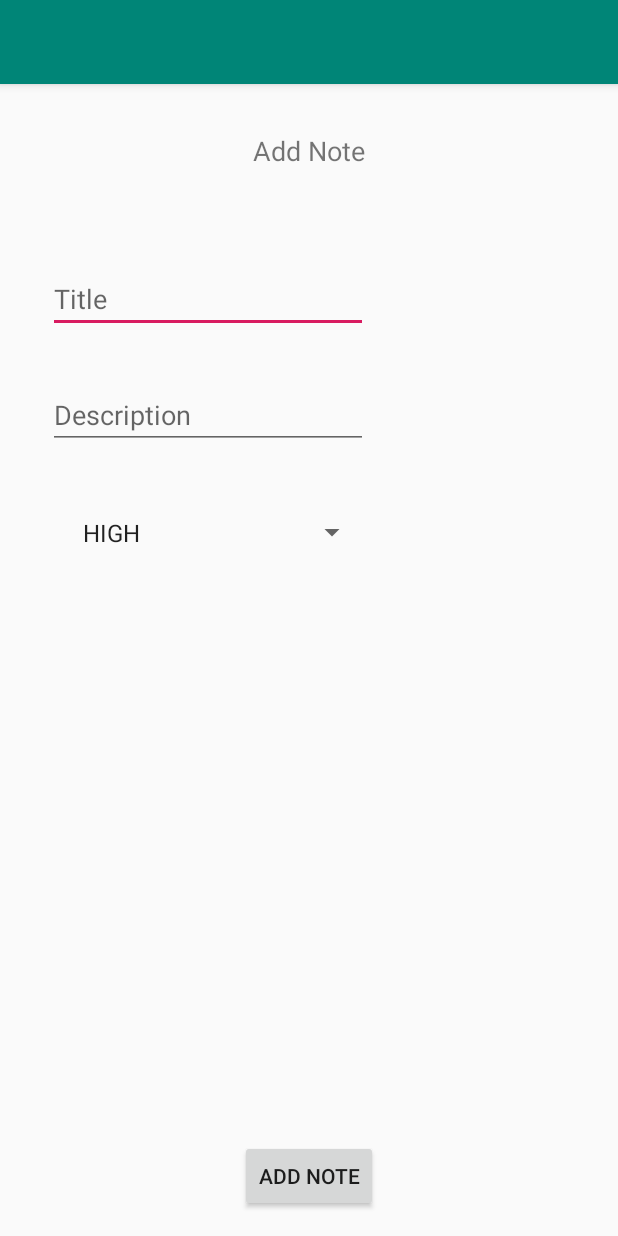
After one commit to abdelrahman-saad/NoteApplication, an Android app: the AddNoteActivity screen opened directly, with no data from a screen before it, on a phone screen of 412 x 824 dp. The commit adds this screen. Run offline under Robolectric (Android 15) with nearby library versions, the phone set to English and light mode, and no system bars.

Commit message:
Add addNote Activity
add note to DB and retrive the list and arrange them

```diff
--- a/app/src/main/AndroidManifest.xml
+++ b/app/src/main/AndroidManifest.xml
@@ -9,6 +9,7 @@
         android:roundIcon="@mipmap/ic_launcher_round"
         android:supportsRtl="true"
         android:theme="@style/AppTheme">
+        <activity android:name=".AddNoteActivity"></activity>
         <activity android:name=".MainActivity">
             <intent-filter>
                 <action android:name="android.intent.action.MAIN" />
--- /dev/null
+++ b/app/src/main/java/com/example/noteapplication/AddNoteActivity.java
@@ -0,0 +1,52 @@
+    package com.example.noteapplication;
+
+import androidx.appcompat.app.AppCompatActivity;
+
+import android.content.Intent;
+import android.os.Bundle;
+import android.view.View;
+import android.widget.ArrayAdapter;
+import android.widget.Spinner;
+import android.widget.TextView;
+import android.widget.Toast;
+
+    public class AddNoteActivity extends AppCompatActivity {
+    private String[] priorityList = {"HIGH","MID","LOW"};
+    private TextView title;
+    private TextView description;
+    private Spinner spinner;
+
+    @Override
+    protected void onCreate(Bundle savedInstanceState) {
+        super.onCreate(savedInstanceState);
+        setContentView(R.layout.activity_add_note);
+
+        init();
+
+    }
+
+    private void init() {
+        spinner = findViewById(R.id.spinner);
+        spinner.setAdapter(new ArrayAdapter<>(this, android.R.layout.simple_list_item_1, priorityList));
+        spinner.setSelection(0);
+        title = findViewById(R.id.noteTitleView);
+        description = findViewById(R.id.noteDescriptionView);
+    }
+
+    public void addNote(View view){
+        if(!title.getText().toString().trim().isEmpty() &&!description.getText().toString().trim().isEmpty()){
+            String titletext = title.getText().toString();
+            String descriptionText = description.getText().toString();
+            String priorityText = spinner.getSelectedItem().toString();
+            MainActivity.getDB().execSQL("insert into Note(Title, Description, priority) values(?,?,?)",new String[]{titletext,descriptionText,priorityText});
+            Toast.makeText(this, "Note was successfully Added", Toast.LENGTH_SHORT).show();
+
+            startActivity(new Intent(this,MainActivity.class));
+
+        }else {
+            Toast.makeText(this, "Please check entered values", Toast.LENGTH_SHORT).show();
+
+        }
+    }
+
+}
--- /dev/null
+++ b/app/src/main/res/layout/activity_add_note.xml
@@ -0,0 +1,67 @@
+<?xml version="1.0" encoding="utf-8"?>
+<androidx.constraintlayout.widget.ConstraintLayout xmlns:android="http://schemas.android.com/apk/res/android"
+    xmlns:app="http://schemas.android.com/apk/res-auto"
+    xmlns:tools="http://schemas.android.com/tools"
+    android:layout_width="match_parent"
+    android:layout_height="match_parent"
+    tools:context=".AddNoteActivity">
+
+    <TextView
+        android:id="@+id/textView"
+        android:layout_width="wrap_content"
+        android:layout_height="wrap_content"
+        android:layout_marginTop="32dp"
+        android:text="Add Note"
+        android:textSize="18sp"
+        app:layout_constraintEnd_toEndOf="parent"
+        app:layout_constraintStart_toStartOf="parent"
+        app:layout_constraintTop_toTopOf="parent" />
+
+    <EditText
+        android:id="@+id/noteTitleView"
+        android:layout_width="wrap_content"
+        android:layout_height="wrap_content"
+        android:layout_marginStart="32dp"
+        android:layout_marginTop="64dp"
+        android:ems="10"
+        android:hint="Title "
+        android:inputType="textPersonName"
+        app:layout_constraintStart_toStartOf="parent"
+        app:layout_constraintTop_toBottomOf="@+id/textView" />
+
+    <EditText
+        android:id="@+id/noteDescriptionView"
+        android:layout_width="wrap_content"
+        android:layout_height="wrap_content"
+        android:layout_marginTop="32dp"
+        android:ems="10"
+        android:gravity="start|top"
+        android:hint="Description "
+        android:inputType="textMultiLine"
+        app:layout_constraintEnd_toEndOf="parent"
+        app:layout_constraintHorizontal_bias="0.0"
+        app:layout_constraintStart_toStartOf="@+id/noteTitleView"
+        app:layout_constraintTop_toBottomOf="@+id/noteTitleView" />
+
+    <Spinner
+        android:id="@+id/spinner"
+        android:layout_width="206dp"
+        android:layout_height="47dp"
+        android:layout_marginTop="32dp"
+        app:layout_constraintEnd_toEndOf="@+id/noteDescriptionView"
+        app:layout_constraintHorizontal_bias="1.0"
+        app:layout_constraintStart_toStartOf="@+id/noteDescriptionView"
+        app:layout_constraintTop_toBottomOf="@+id/noteDescriptionView" />
+
+    <Button
+        android:id="@+id/addNoteButton"
+        android:layout_width="wrap_content"
+        android:layout_height="wrap_content"
+        android:layout_marginBottom="16dp"
+        android:onClick="addNote"
+        android:text="Add Note"
+        app:layout_constraintBottom_toBottomOf="parent"
+        app:layout_constraintEnd_toEndOf="parent"
+        app:layout_constraintStart_toStartOf="parent" />
+
+</androidx.constraintlayout.widget.ConstraintLayout>
```
Also changed, not shown: app/src/main/java/com/example/noteapplication/MainActivity.java (+22 -8 lines), app/src/main/res/drawable-anydpi/refreshmenubutton.xml (added, +11 -0 lines), app/src/main/res/menu/note_menu.xml (+6 -1 lines), app/src/main/res/drawable-hdpi/refreshmenubutton.png (added), app/src/main/res/drawable-mdpi/refreshmenubutton.png (added), app/src/main/res/drawable-xhdpi/refreshmenubutton.png (added), app/src/main/res/drawable-xxhdpi/refreshmenubutton.png (added).
